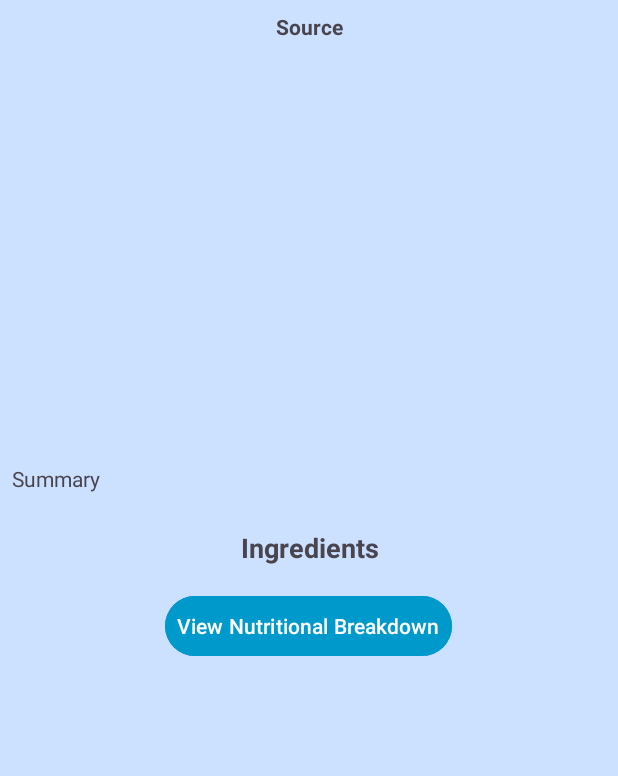
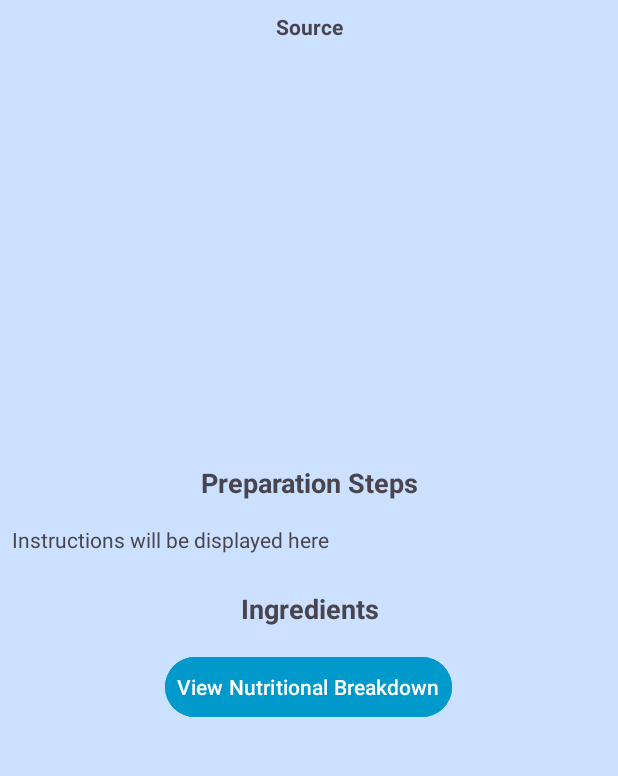
Before and after one commit to MohammedAdnan01/RecipeApp, an Android app built with Jetpack Compose: the RecipeDetailsActivity screen opened directly, with no data from a screen before it, after a tap on "Share", on a phone screen of 412 x 824 dp, the part 161-937 px from its top. Run offline under Robolectric (Android 15) with nearby library versions, the phone set to English and light mode, and no system bars; our stand-ins replace Picasso; pictures from the network do not load; 1 statement that could not run was skipped.

Commit message:
Removed summary and added preparation steps

```diff
--- /dev/null
+++ b/SwiftBite/app/src/main/java/com/example/swiftbite/Models/Instruction.kt
@@ -0,0 +1,6 @@
+package com.example.swiftbite.Models
+
+data class Instruction(
+    val name: String?,
+    val steps: List<Step>?
+)
--- a/SwiftBite/app/src/main/java/com/example/swiftbite/Models/RecipeDetailsResponse.kt
+++ b/SwiftBite/app/src/main/java/com/example/swiftbite/Models/RecipeDetailsResponse.kt
@@ -16,7 +16,7 @@ data class RecipeDetailsResponse (
     val healthScore: Double,
     val spoonacularScore: Double,
     val pricePerServing: Double,
-    val analyzedInstructions: List<Any?>,
+    val analyzedInstructions: List<Instruction>?,
     val cheap: Boolean,
     val creditsText: String,
     val cuisines: List<Any?>,
--- a/SwiftBite/app/src/main/java/com/example/swiftbite/RecipeDetailsActivity.kt
+++ b/SwiftBite/app/src/main/java/com/example/swiftbite/RecipeDetailsActivity.kt
@@ -14,6 +14,7 @@ import androidx.recyclerview.widget.LinearLayoutManager
 import androidx.recyclerview.widget.RecyclerView
 import com.example.swiftbite.Adapters.IngredientsAdapter
 import com.example.swiftbite.Listeners.RecipeDetailsListener
+import com.example.swiftbite.Models.Instruction
 import com.example.swiftbite.Models.Nutrient
 import com.example.swiftbite.Models.RecipeDetailsResponse
 import com.squareup.picasso.Picasso
@@ -22,7 +23,8 @@ class RecipeDetailsActivity : AppCompatActivity() {
     private var id: Int = 0
     private lateinit var textView_meal_name: TextView
     private lateinit var textView_meal_source: TextView
-    private lateinit var textView_meal_summary: TextView
+    //private lateinit var textView_meal_summary: TextView
+    private lateinit var textViewMealInstructions: TextView
     private lateinit var imageView_meal_image: ImageView
     private lateinit var recycler_meal_ingredients: RecyclerView
     private lateinit var ingredientsAdapter: IngredientsAdapter
@@ -54,7 +56,8 @@ class RecipeDetailsActivity : AppCompatActivity() {
     private fun findViews() {
         textView_meal_name = findViewById(R.id.textView_meal_name)
         textView_meal_source = findViewById(R.id.textView_meal_source)
-        textView_meal_summary = findViewById(R.id.textView_meal_summary)
+        //textView_meal_summary = findViewById(R.id.textView_meal_summary)
+        textViewMealInstructions = findViewById(R.id.textView_meal_instructions)
         imageView_meal_image = findViewById(R.id.imageView_meal_image)
         recycler_meal_ingredients = findViewById(R.id.recycler_meal_ingredients)
         btnNutritionBreakdown = findViewById(R.id.btn_nutrition_breakdown)
@@ -63,9 +66,9 @@ class RecipeDetailsActivity : AppCompatActivity() {
     private fun shareRecipe() {
         val title = textView_meal_name.text.toString()
         val source = textView_meal_source.text.toString()
-        val summary = textView_meal_summary.text.toString()
+        val instructions = textViewMealInstructions.text.toString()
 
-        val shareText = "🍽️ Check out this recipe!\n\n$title\nSource: $source\nSummary: $summary"
+        val shareText = "🍽️ Check out this recipe!\n\n$title\nSource: $source\nPreparation Steps:\n$instructions"
 
         val shareIntent = Intent(Intent.ACTION_SEND).apply {
             type = "text/plain"
@@ -80,8 +83,10 @@ class RecipeDetailsActivity : AppCompatActivity() {
             recipeDetails = response
             textView_meal_name.text = response.title
             textView_meal_source.text = response.sourceName
-            textView_meal_summary.text = response.summary
+            //textView_meal_summary.text = response.summary
             Picasso.get().load(response.image).into(imageView_meal_image)
+
+            textViewMealInstructions.text = formatInstructions(response.analyzedInstructions)
 
             Log.d("RecipeDetailsActivity", "Passing ingredients to adapter: ${response.extendedIngredients?.size ?: 0}")
             recycler_meal_ingredients.layoutManager = LinearLayoutManager(this@RecipeDetailsActivity, LinearLayoutManager.HORIZONTAL, false)
@@ -98,6 +103,27 @@ class RecipeDetailsActivity : AppCompatActivity() {
             Toast.makeText(this@RecipeDetailsActivity, message, Toast.LENGTH_SHORT).show()
         }
     }
+
+    private fun formatInstructions(instructions: List<Instruction>?): String {
+        if (instructions.isNullOrEmpty()) {
+            return "No preparation steps available."
+        }
+
+        val builder = StringBuilder()
+        instructions.forEach { instruction ->
+            // Add section name if available
+            if (!instruction.name.isNullOrEmpty()) {
+                builder.append("${instruction.name}:\n")
+            }
+            // Add each step
+            instruction.steps?.forEach { step ->
+                builder.append("${step.number}. ${step.step ?: "Step not available"}\n")
+            }
+            builder.append("\n") // Add extra line between sections
+        }
+        return builder.toString().trim()
+    }
+
     private fun showNutritionBreakdownDialog() {
         val nutrients = recipeDetails?.nutrition?.nutrients ?: emptyList()
         if (nutrients.isEmpty()) {
--- a/SwiftBite/app/src/main/res/layout/activity_recipe_details.xml
+++ b/SwiftBite/app/src/main/res/layout/activity_recipe_details.xml
@@ -69,8 +69,16 @@
                 android:layout_width="match_parent"
                 android:layout_height="250dp"/>
             <TextView
-                android:id="@+id/textView_meal_summary"
-                android:text="Summary"
+                android:layout_width="match_parent"
+                android:layout_height="wrap_content"
+                android:text="Preparation Steps"
+                android:textStyle="bold"
+                android:textSize="18sp"
+                android:padding="8dp"
+                android:gravity="center"/>
+            <TextView
+                android:id="@+id/textView_meal_instructions"
+                android:text="Instructions will be displayed here"
                 android:textSize="14sp"
                 android:padding="8dp"
                 android:layout_marginBottom="8dp"
```
